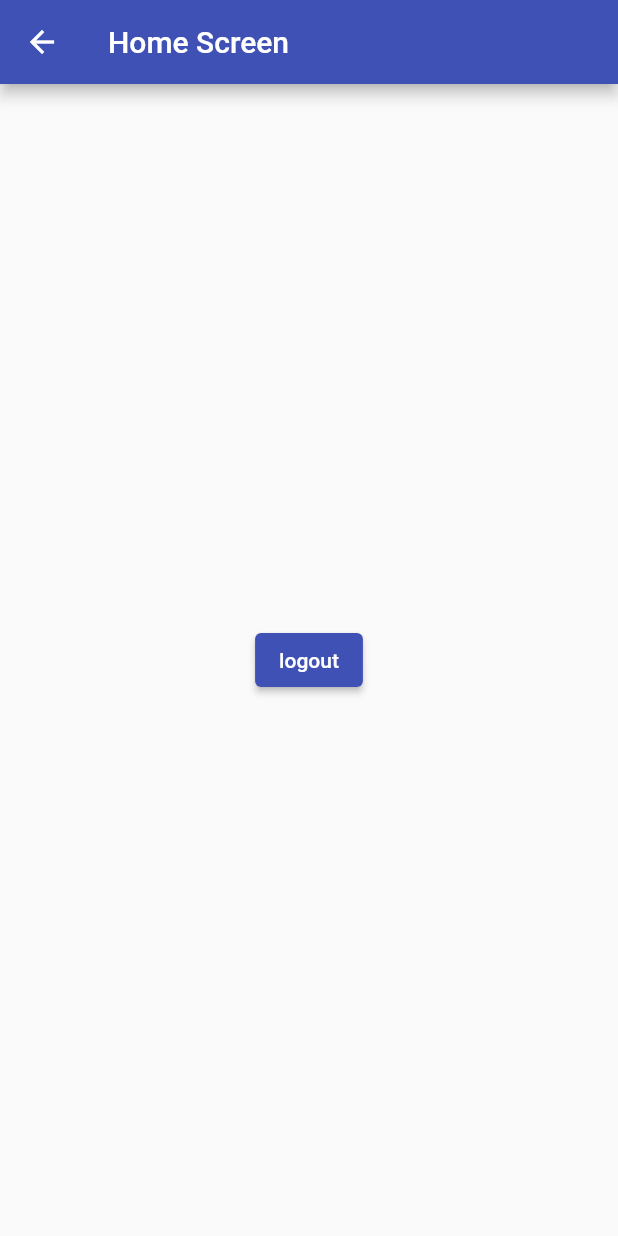
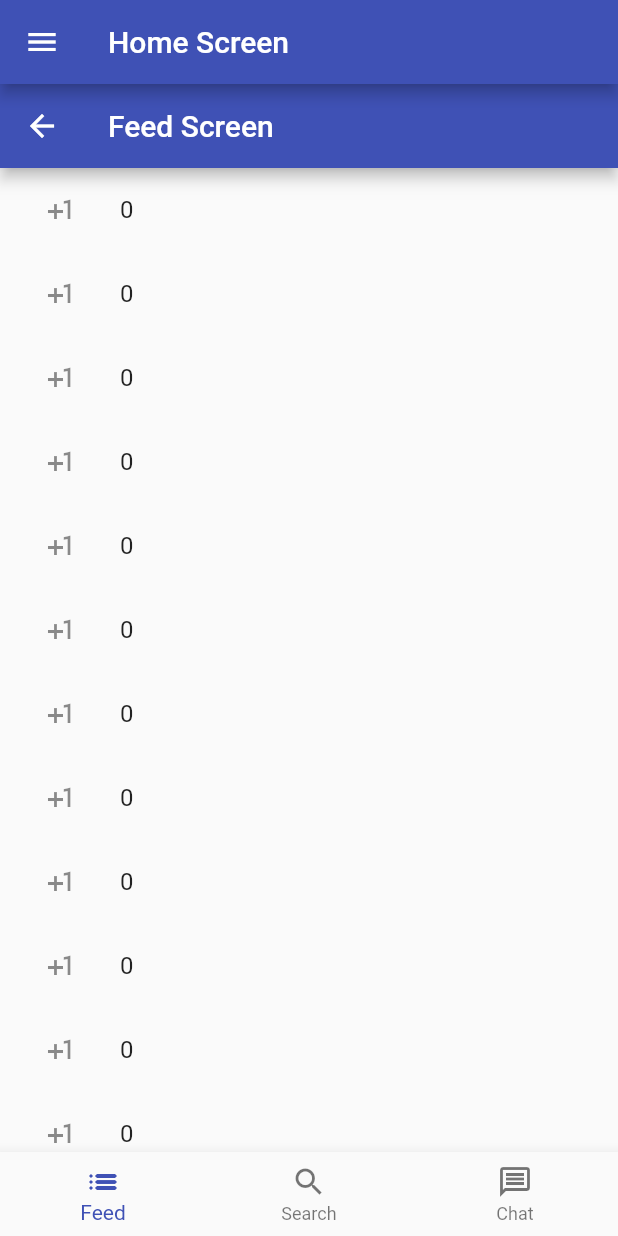
Before and after one commit to miguelloq/Tweet_App, a Flutter app: the HomeScreen screen opened by its route, on a phone screen of 412 x 824 dp. Run offline on Flutter 3.47's test engine with Material 2 defaults, Android fonts, the phone set to English and light mode, and no system bars; our stand-ins replace firebase_auth, firebase_core, flutter_mobx, flutter_modular, mobx; missing offline and left inert: validatorless; accounts and stored records are empty; generated files the repository leaves out were written again; network calls fail.

Commit message:
Basic Drawer and NavigationBar for Home and skeletons of submodules feed and search

```diff
--- a/lib/src/features/home/home_screen.dart
+++ b/lib/src/features/home/home_screen.dart
@@ -1,6 +1,9 @@
 import 'package:flutter/material.dart';
+import 'package:flutter_mobx/flutter_mobx.dart';
 import 'package:flutter_modular/flutter_modular.dart';
-import 'package:tweet_app/src/features/home/services/logout_service.dart';
+import 'package:tweet_app/src/features/home/store/home_store.dart';
+import 'package:tweet_app/src/features/home/submodules/feed/feed_module.dart';
+import 'package:tweet_app/src/features/home/submodules/search/search_module.dart';
 
 class HomeScreen extends StatefulWidget {
   const HomeScreen({super.key});
@@ -10,10 +13,10 @@ class HomeScreen extends StatefulWidget {
 }
 
 class _HomeScreenState extends State<HomeScreen> {
-  late final LogoutService service;
+  final HomeStore homeStore = Modular.get<HomeStore>();
+
   @override
   void initState() {
-    service = LogoutService();
     super.initState();
   }
 
@@ -23,14 +26,49 @@ class _HomeScreenState extends State<HomeScreen> {
       appBar: AppBar(
         title: const Text('Home Screen'),
       ),
-      body: Center(
-        child: ElevatedButton(
-            onPressed: () {
-              service.logout().then((value) {
-                Modular.to.navigate('../auth/');
-              });
-            },
-            child: const Text('logout')),
+      drawer: Drawer(
+        child: Column(
+          children: [
+            ListTile(
+              leading: const Icon(Icons.settings),
+              title: const Text('Configurations'),
+              onTap: () {
+                Modular.to.pop();
+                Modular.to.pushNamed('../config');
+              },
+            ),
+          ],
+        ),
+      ),
+      body: Observer(
+        builder: (_) => PageView(
+          physics: const NeverScrollableScrollPhysics(),
+          controller: homeStore.pageViewController,
+          children: [
+            FeedModule(),
+            SearchModule(),
+            const Center(
+              child: Text('3'),
+            ),
+          ],
+        ),
+      ),
+      bottomNavigationBar: Observer(
+        builder: (_) => BottomNavigationBar(
+          currentIndex: homeStore.currentPage,
+          onTap: (index) {
+            homeStore.changeCurrentPage(index);
+          },
+          items: const [
+            BottomNavigationBarItem(
+                icon: Icon(Icons.list_rounded), label: 'Feed'),
+            BottomNavigationBarItem(icon: Icon(Icons.search), label: 'Search'),
+            BottomNavigationBarItem(
+              icon: Icon(Icons.message_outlined),
+              label: 'Chat',
+            ),
+          ],
+        ),
       ),
     );
   }
--- a/lib/src/features/home/services/logout_service.dart
+++ /dev/null
@@ -1,13 +0,0 @@
-import 'package:firebase_auth/firebase_auth.dart';
-
-class LogoutService {
-  final FirebaseAuth _firebaseAuth = FirebaseAuth.instance;
-  Future<String?> logout() async {
-    try {
-      await _firebaseAuth.signOut();
-    } on FirebaseAuthException catch (e) {
-      return e.code;
-    }
-    return null;
-  }
-}
--- /dev/null
+++ b/lib/src/features/home/submodules/feed/feed_module.dart
@@ -0,0 +1,11 @@
+import 'package:flutter/material.dart';
+import 'package:flutter_modular/flutter_modular.dart';
+import 'package:tweet_app/src/features/home/submodules/feed/feed_screen.dart';
+
+class FeedModule extends WidgetModule {
+  @override
+  List<Bind> get binds => [];
+
+  @override
+  Widget get view => const FeedScreen();
+}
--- /dev/null
+++ b/lib/src/features/home/submodules/feed/feed_screen.dart
@@ -0,0 +1,45 @@
+import 'package:flutter/material.dart';
+import 'package:flutter_mobx/flutter_mobx.dart';
+import 'package:tweet_app/src/features/home/submodules/feed/store/feed_store.dart';
+
+class FeedScreen extends StatefulWidget {
+  const FeedScreen({super.key});
+
+  @override
+  State<FeedScreen> createState() => _FeedScreenState();
+}
+
+class _FeedScreenState extends State<FeedScreen> {
+  @override
+  Widget build(BuildContext context) {
+    return Scaffold(
+      appBar: AppBar(
+        title: const Text('Feed Screen'),
+      ),
+      body: ListView.builder(
+        itemCount: 20,
+        itemBuilder: ((context, index) {
+          return ExampleTile(feedStore: FeedStore());
+        }),
+      ),
+    );
+  }
+}
+
+class ExampleTile extends StatelessWidget {
+  final FeedStore feedStore;
+  const ExampleTile({super.key, required this.feedStore});
+
+  @override
+  Widget build(BuildContext context) {
+    return ListTile(
+      title: Observer(builder: (_) => Text('${feedStore.counter}')),
+      leading: IconButton(
+        icon: const Icon(Icons.plus_one),
+        onPressed: () {
+          feedStore.incrementCounter();
+        },
+      ),
+    );
+  }
+}
--- /dev/null
+++ b/lib/src/features/home/submodules/feed/store/feed_store.dart
@@ -0,0 +1,15 @@
+import 'package:mobx/mobx.dart';
+
+part 'feed_store.g.dart';
+
+class FeedStore = _FeedStore with _$FeedStore;
+
+abstract class _FeedStore with Store {
+  @observable
+  int counter = 0;
+
+  @action
+  incrementCounter() {
+    counter++;
+  }
+}
--- /dev/null
+++ b/lib/src/features/home/submodules/search/search_module.dart
@@ -0,0 +1,11 @@
+import 'package:flutter/material.dart';
+import 'package:flutter_modular/flutter_modular.dart';
+import 'package:tweet_app/src/features/home/submodules/search/search_screen.dart';
+
+class SearchModule extends WidgetModule {
+  @override
+  List<Bind> get binds => [];
+
+  @override
+  Widget get view => const SearchScreen();
+}
```
Also changed, not shown: lib/src/core/services/auth_service_firebase.dart (+9 -0 lines), lib/src/features/home/home_module.dart (+8 -2 lines), lib/src/features/home/store/home_store.dart (added, +19 -0 lines), lib/src/features/home/submodules/search/search_screen.dart (added, +18 -0 lines), lib/src/features/home/store/home_store.g.dart (added), lib/src/features/home/submodules/feed/store/feed_store.g.dart (added).
